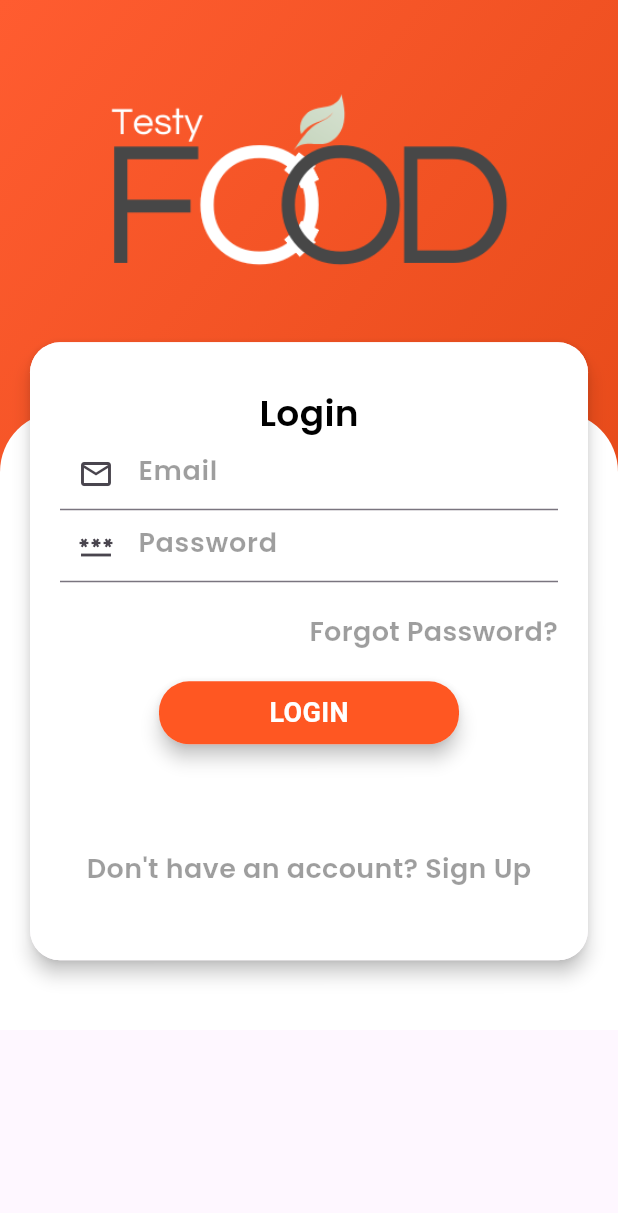
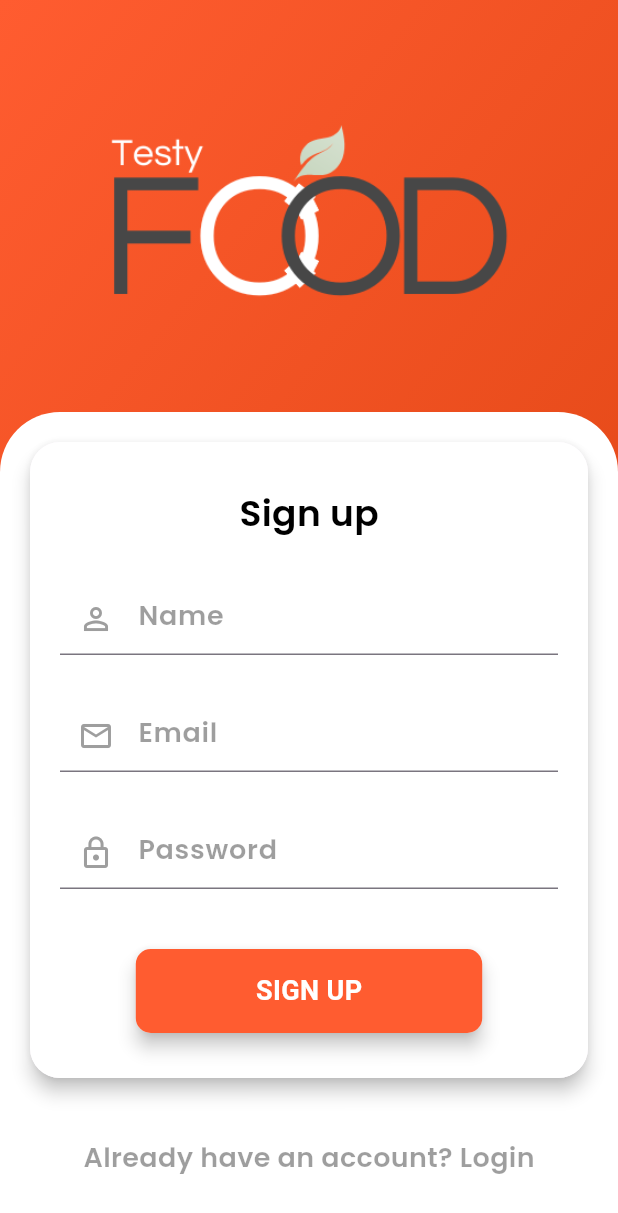
Before and after one commit to shanto-nath/final-project-section-2-Group-1, a Flutter app: the screen it shows after launch, on a phone screen of 412 x 824 dp. Shown: the top 1213 px of the screen. Run offline on Flutter 3.47's test engine with Material 3 defaults, Android fonts, the phone set to English and light mode, and no system bars; our stand-ins replace curved_navigation_bar; Roboto replaces fonts that are missing (Poppins1).

Commit message:
signup and Login added

```diff
--- a/lib/main.dart
+++ b/lib/main.dart
@@ -1,5 +1,6 @@
 import 'package:flutter/material.dart';
 import 'package:testproject/pages/login.dart';
+import 'package:testproject/pages/signup.dart';
 
 void main() {
   runApp(const MyApp());
@@ -31,7 +32,7 @@ class MyApp extends StatelessWidget {
         // tested with just a hot reload.
         colorScheme: ColorScheme.fromSeed(seedColor: Colors.deepPurple),
       ),
-      home: LogIn(),
+      home: Signup(),
     );
   }
 }
--- a/lib/pages/login.dart
+++ b/lib/pages/login.dart
@@ -1,4 +1,5 @@
 import 'package:flutter/material.dart';
+import 'package:testproject/pages/signup.dart';
 import 'package:testproject/widget/widget_support.dart';
 
 class LogIn extends StatefulWidget {
@@ -75,7 +76,14 @@ class _LogInState extends State<LogIn> {
                         ),
                       ),
                       SizedBox(height: 70.0,),
-                      Text("Don't have an account? Sign Up", style: AppWidget.semibooldTextFieldStyle(),)
+                      GestureDetector(
+                        onTap: (){
+                          Navigator.push(
+                          context,
+                          MaterialPageRoute(builder: (context) => Signup()),
+                        );
+                        },
+                        child: Text("Don't have an account? Sign Up", style: AppWidget.semibooldTextFieldStyle(),))
                     ],
                     ),
                   ),
--- /dev/null
+++ b/lib/pages/signup.dart
@@ -0,0 +1,166 @@
+import 'package:flutter/material.dart';
+import 'package:testproject/pages/login.dart';
+import 'package:testproject/widget/widget_support.dart' show AppWidget;
+
+class Signup extends StatefulWidget {
+  const Signup({super.key});
+
+  @override
+  State<Signup> createState() => _SignupState();
+}
+
+class _SignupState extends State<Signup> {
+  final Color primaryOrange = const Color(0xFFff5c30);
+
+  @override
+  Widget build(BuildContext context) {
+    final screenHeight = MediaQuery.of(context).size.height;
+    final screenWidth = MediaQuery.of(context).size.width;
+
+    return Scaffold(
+      backgroundColor: Colors.white, // Set to white so the bottom of screen is white
+      body: Stack(
+        children: [
+          // 1. TOP LAYER: Orange Gradient Background
+          Container(
+            width: screenWidth,
+            height: screenHeight / 2.5, // Taller to ensure it covers behind the card
+            decoration: BoxDecoration(
+              gradient: LinearGradient(
+                begin: Alignment.topLeft,
+                end: Alignment.bottomRight,
+                colors: [primaryOrange, const Color(0xFFe74b1a)],
+              ),
+            ),
+            child: Center(
+              child: Padding(
+                padding: const EdgeInsets.only(bottom: 50.0), // Push logo up a bit
+                child: Image.asset(
+                  "images/logo.png",
+                  width: screenWidth / 1.5,
+                  fit: BoxFit.cover,
+                ),
+              ),
+            ),
+          ),
+
+          // 2. BOTTOM LAYER: The Scrollable Form content
+          // We put the SingleChildScrollView on top of the background
+          SingleChildScrollView(
+            child: Container(
+              width: screenWidth,
+              // Calculate the margin to create the overlap effect.
+              // We push the white container down so it starts partway through the orange header.
+              margin: EdgeInsets.only(top: screenHeight / 3.0),
+              decoration: const BoxDecoration(
+                color: Colors.white,
+                borderRadius: BorderRadius.only(
+                  topLeft: Radius.circular(40),
+                  topRight: Radius.circular(40),
+                ),
+              ),
+              child: Padding(
+                padding: const EdgeInsets.only(left: 20.0, right: 20.0, bottom: 20.0),
+                child: Column(
+                  children: [
+                    // We need a little spacing inside the white container before the card starts
+                    const SizedBox(height: 20.0),
+
+                    // The Card with Shadow
+                    Material(
+                      elevation: 5.0,
+                      borderRadius: BorderRadius.circular(20),
+                      child: Container(
+                        padding: const EdgeInsets.symmetric(horizontal: 20.0, vertical: 30.0),
+                        width: screenWidth,
+                        decoration: BoxDecoration(
+                          color: Colors.white,
+                          borderRadius: BorderRadius.circular(20),
+                        ),
+                        child: Column(
+                          crossAxisAlignment: CrossAxisAlignment.start,
+                          children: [
+                            Center(
+                              child: Text(
+                                'Sign up',
+                                style: AppWidget.HeadlineTextFieldStyle(),
+                              ),
+                            ),
+                            const SizedBox(height: 30.0),
+                            TextField(
+                              decoration: InputDecoration(
+                                hintText: 'Name',
+                                hintStyle: AppWidget.semibooldTextFieldStyle(),
+                                prefixIcon: const Icon(Icons.person_outline, color: Colors.grey),
+                                border: const UnderlineInputBorder(borderSide: BorderSide(color: Colors.grey)),
+                                focusedBorder: UnderlineInputBorder(borderSide: BorderSide(color: primaryOrange)),
+                              ),
+                            ),
+                            const SizedBox(height: 30.0),
+                            TextField(
+                              decoration: InputDecoration(
+                                hintText: 'Email',
+                                hintStyle: AppWidget.semibooldTextFieldStyle(),
+                                prefixIcon: const Icon(Icons.email_outlined, color: Colors.grey),
+                                border: const UnderlineInputBorder(borderSide: BorderSide(color: Colors.grey)),
+                                focusedBorder: UnderlineInputBorder(borderSide: BorderSide(color: primaryOrange)),
+                              ),
+                            ),
+                            const SizedBox(height: 30.0),
+                            TextField(
+                              obscureText: true,
+                              decoration: InputDecoration(
+                                hintText: 'Password',
+                                hintStyle: AppWidget.semibooldTextFieldStyle(),
+                                prefixIcon: const Icon(Icons.lock_outline, color: Colors.grey),
+                                border: const UnderlineInputBorder(borderSide: BorderSide(color: Colors.grey)),
+                                focusedBorder: UnderlineInputBorder(borderSide: BorderSide(color: primaryOrange)),
+                              ),
+                            ),
+                            const SizedBox(height: 40.0),
+                            Center(
+                              child: Material(
+                                elevation: 5.0,
+                                borderRadius: BorderRadius.circular(10),
+                                child: Container(
+                                  padding: const EdgeInsets.symmetric(vertical: 15.0, horizontal: 80.0),
+                                  decoration: BoxDecoration(
+                                    color: primaryOrange,
+                                    borderRadius: BorderRadius.circular(10),
+                                  ),
+                                  child: const Text(
+                                    "SIGN UP",
+                                    style: TextStyle(
+                                      color: Colors.white,
+                                      fontSize: 18.0,
+                                      fontFamily: 'Poppins1',
+                                      fontWeight: FontWeight.bold,
+                                    ),
+                                  ),
+                                ),
+                              ),
+                            ),
+                          ],
+                        ),
+                      ),
+                    ),
+                    const SizedBox(height: 40.0),
+                    GestureDetector(
+                      onTap: () {
+                        Navigator.push(context, MaterialPageRoute(builder: (context) => LogIn()));
+                      },
+                      child: Text(
+                        "Already have an account? Login",
+                        style: AppWidget.semibooldTextFieldStyle(),
+                      ),
+                    ),
+                  ],
+                ),
+              ),
+            ),
+          ),
+        ],
+      ),
+    );
+  }
+}
```
